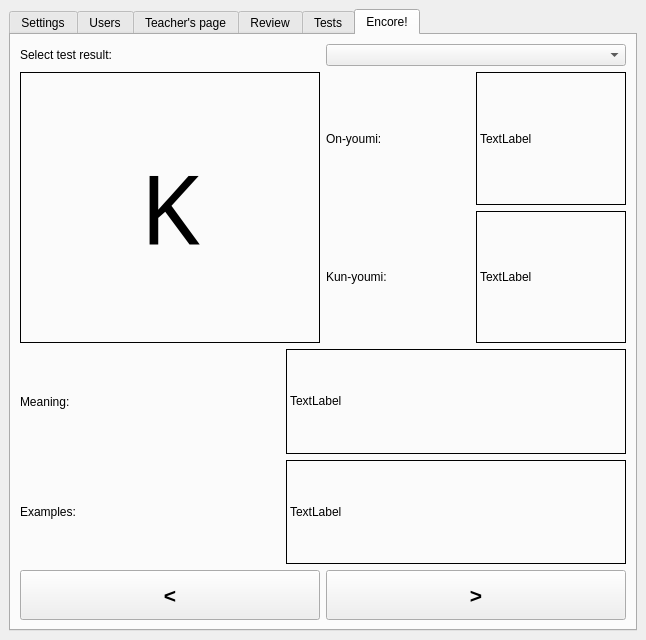
This is src/kanjitoolswindow.ui in mihaly4/KanjiTools as Qt 5 draws it before an edit. The edited form follows.
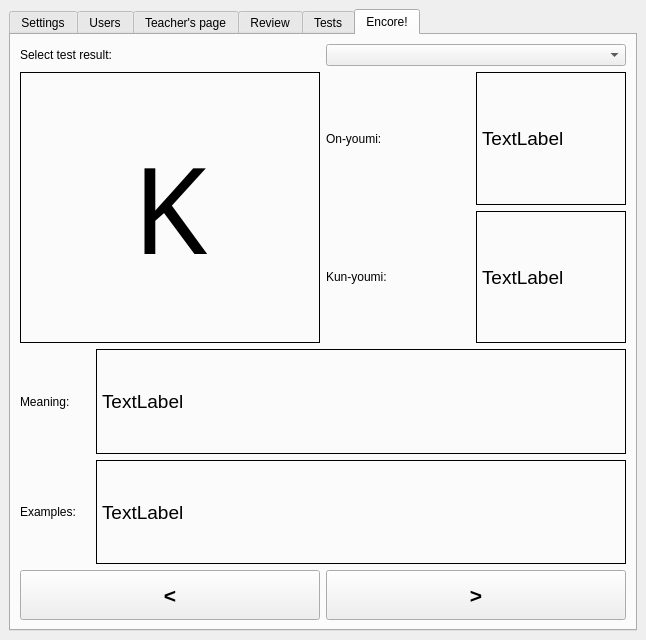
This is the edited form. The open tabs and pages were chosen to show the change.

The edit to the form file:
```diff
--- a/src/kanjitoolswindow.ui
+++ b/src/kanjitoolswindow.ui
@@ -916,8 +916,8 @@
                <widget class="QLabel" name="label_21">
                 <property name="font">
                  <font>
-                  <family>Meiryo</family>
-                  <pointsize>72</pointsize>
+                  <family>Sans Serif</family>
+                  <pointsize>90</pointsize>
                  </font>
                 </property>
                 <property name="frameShape">
@@ -970,6 +970,11 @@
                       <height>16777215</height>
                      </size>
                     </property>
+                    <property name="font">
+                     <font>
+                      <pointsize>14</pointsize>
+                     </font>
+                    </property>
                     <property name="frameShape">
                      <enum>QFrame::Panel</enum>
                     </property>
@@ -992,6 +997,11 @@
                       <height>16777215</height>
                      </size>
                     </property>
+                    <property name="font">
+                     <font>
+                      <pointsize>14</pointsize>
+                     </font>
+                    </property>
                     <property name="frameShape">
                      <enum>QFrame::Panel</enum>
                     </property>
@@ -1014,6 +1024,12 @@
                  <layout class="QVBoxLayout" name="verticalLayout_20">
                   <item>
                    <widget class="QLabel" name="label_26">
+                    <property name="maximumSize">
+                     <size>
+                      <width>70</width>
+                      <height>16777215</height>
+                     </size>
+                    </property>
                     <property name="text">
                      <string>Meaning:</string>
                     </property>
@@ -1021,6 +1037,12 @@
                   </item>
                   <item>
                    <widget class="QLabel" name="label_27">
+                    <property name="maximumSize">
+                     <size>
+                      <width>70</width>
+                      <height>16777215</height>
+                     </size>
+                    </property>
                     <property name="text">
                      <string>Examples:</string>
                     </property>
@@ -1038,6 +1060,11 @@
                       <height>100</height>
                      </size>
                     </property>
+                    <property name="font">
+                     <font>
+                      <pointsize>14</pointsize>
+                     </font>
+                    </property>
                     <property name="frameShape">
                      <enum>QFrame::Panel</enum>
                     </property>
@@ -1045,7 +1072,7 @@
                      <string>TextLabel</string>
                     </property>
                     <property name="textFormat">
-                     <enum>Qt::RichText</enum>
+                     <enum>Qt::AutoText</enum>
                     </property>
                     <property name="alignment">
                      <set>Qt::AlignLeading|Qt::AlignLeft|Qt::AlignVCenter</set>
@@ -1063,6 +1090,11 @@
                       <height>100</height>
                      </size>
                     </property>
+                    <property name="font">
+                     <font>
+                      <pointsize>14</pointsize>
+                     </font>
+                    </property>
                     <property name="frameShape">
                      <enum>QFrame::Panel</enum>
                     </property>
@@ -1070,7 +1102,7 @@
                      <string>TextLabel</string>
                     </property>
                     <property name="textFormat">
-                     <enum>Qt::RichText</enum>
+                     <enum>Qt::AutoText</enum>
                     </property>
                     <property name="alignment">
                      <set>Qt::AlignLeading|Qt::AlignLeft|Qt::AlignVCenter</set>
```
Left out of the diff: 2 changed lines with no effect on the pictures.
